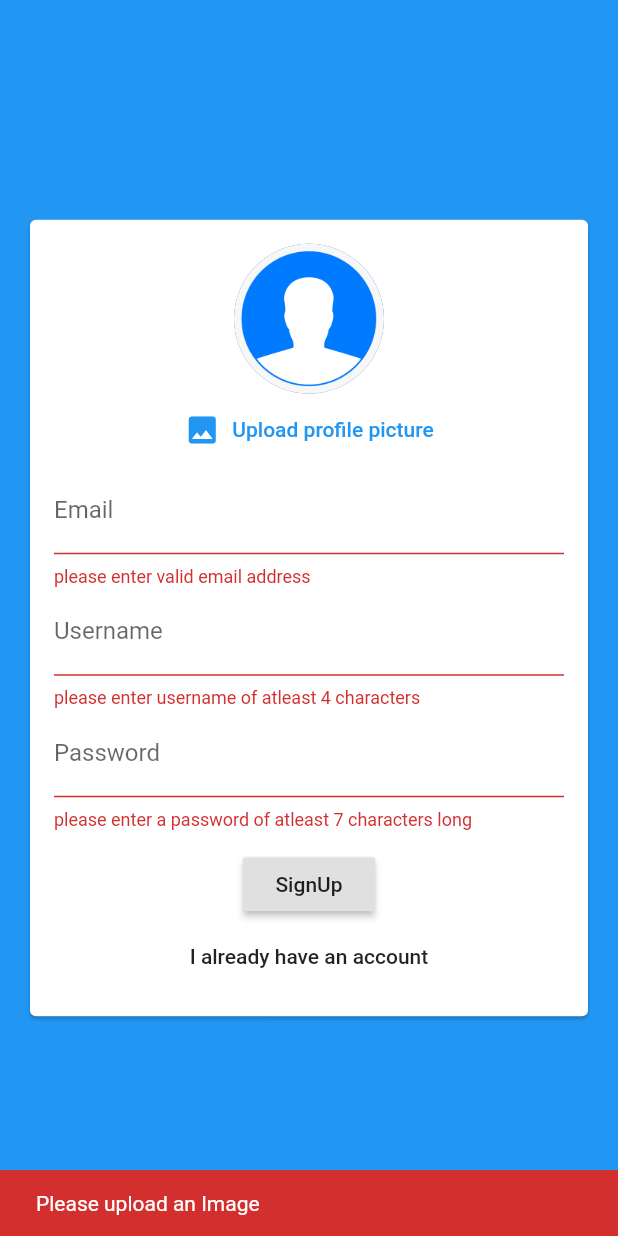
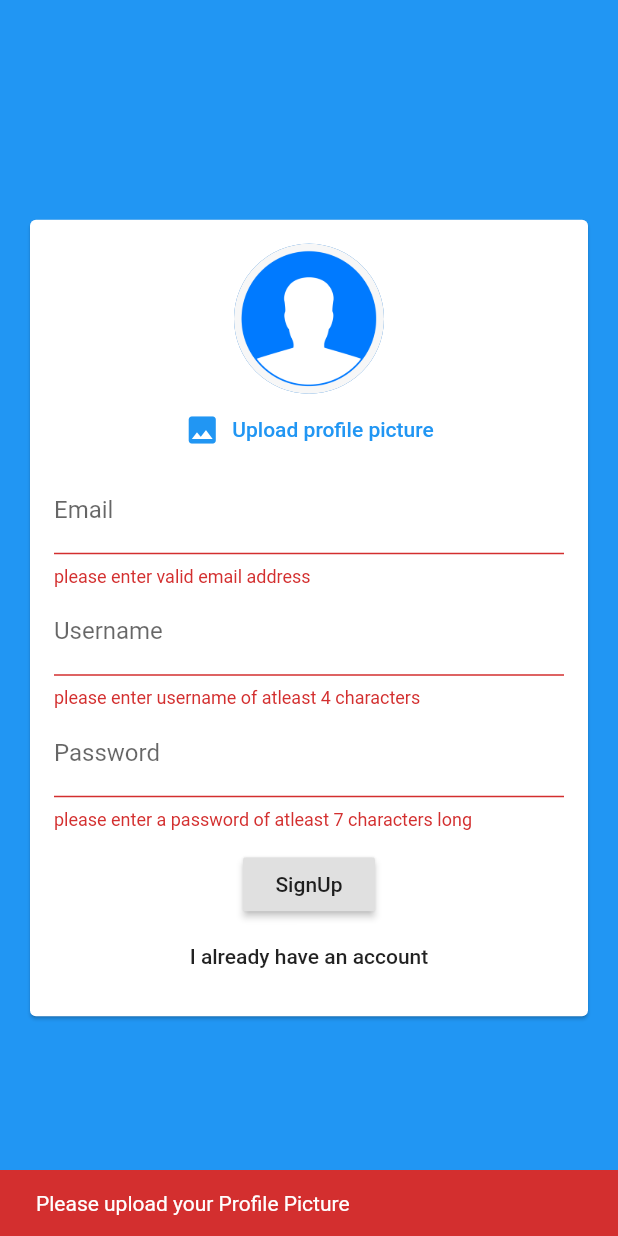
Before and after one commit to RohanSengupta326/Flutter-Chat-App, a Flutter app: the screen it shows after launch, after a tap on "SignUp", on a phone screen of 412 x 824 dp. Run offline on Flutter 3.47's test engine with Material 2 defaults, Android fonts, the phone set to English and light mode, and no system bars; our stand-ins replace cloud_firestore, firebase_auth, firebase_core, firebase_storage, image_picker; accounts and stored records are empty.

Commit message:
Final commit

```diff
--- a/lib/screens/chat_screen.dart
+++ b/lib/screens/chat_screen.dart
@@ -51,7 +51,7 @@ class _ChatScreenState extends State<ChatScreen> {
         child: Column(
           children: const [
             Expanded(
-              // listview.builder in column doesnt work so expanded tells listview.builder to contain itself inside the
+              // listview.builder in column doesnt work so Expanded tells listview.builder to contain itself inside the
               // column but scrollable
               child: Messages(),
             ),
--- a/lib/widgets/auth/auth_form.dart
+++ b/lib/widgets/auth/auth_form.dart
@@ -4,8 +4,6 @@ import 'package:flutter/material.dart';
 import 'package:image_picker/image_picker.dart';
 
 class AuthForm extends StatefulWidget {
-  AuthForm(this.submitFn, this.isLoading);
-
   final bool isLoading;
   final void Function(
     String email,
@@ -16,12 +14,15 @@ class AuthForm extends StatefulWidget {
     BuildContext ctx,
   ) submitFn;
 
+  AuthForm(this.submitFn, this.isLoading);
+
   @override
   _AuthFormState createState() => _AuthFormState();
 }
 
 class _AuthFormState extends State<AuthForm> {
   final _formKey = GlobalKey<FormState>();
+  // to access the filled up from outside build function
   String _userEmail = '';
   String _userName = '';
   String _userPassword = '';
@@ -38,7 +39,7 @@ class _AuthFormState extends State<AuthForm> {
       Scaffold.of(context).showSnackBar(
         SnackBar(
           content: const Text(
-            'Please upload an Image',
+            'Please upload your Profile Picture',
           ),
           duration: const Duration(
             seconds: 3,
@@ -77,6 +78,7 @@ class _AuthFormState extends State<AuthForm> {
             padding: const EdgeInsets.all(16),
             child: Form(
               key: _formKey,
+              // to access the filled up from outside build function
               child: Column(
                 mainAxisSize: MainAxisSize.min,
                 //dont take as much space as possible but as minimum as needed
@@ -126,7 +128,7 @@ class _AuthFormState extends State<AuthForm> {
                       labelText: 'Password',
                     ),
                     obscureText: true,
-                    // hidden
+                    // hidden(*****)
                     onSaved: (value) {
                       _userPassword = value as String;
                     },
--- a/lib/widgets/upload_picked_image.dart
+++ b/lib/widgets/upload_picked_image.dart
@@ -36,15 +36,17 @@ class _UploadImageState extends State<UploadImage> {
           radius: 50,
           backgroundImage: _pickedImage != null
               ? FileImage(
+                // image provider type : File
                   File(_pickedImage!.path),
                 )
               : const AssetImage('assets/images/userdp.png')
+              // image provider type : Asset
                   as ImageProvider<Object>?,
         ),
         TextButton.icon(
           onPressed: uplaodImage,
-          icon: Icon(Icons.image),
-          label: Text('Upload profile picture'),
+          icon: const Icon(Icons.image),
+          label: const Text('Upload profile picture'),
         ),
       ],
     );
--- a/pubspec.yaml
+++ b/pubspec.yaml
@@ -40,6 +40,8 @@ dependencies:
   image_picker: ^0.8.4+4
   firebase_storage: ^10.2.4
   # to upload images to firebase
+  firebase_messaging: ^11.2.4
+  # for push notifications
 
 dev_dependencies:
   flutter_test:
```
Also changed, not shown: lib/chat/message_bubble.dart (+8 -6 lines), lib/screens/auth_screen.dart (+9 -6 lines), firebase.json (added), pubspec.lock, 7 other files.
